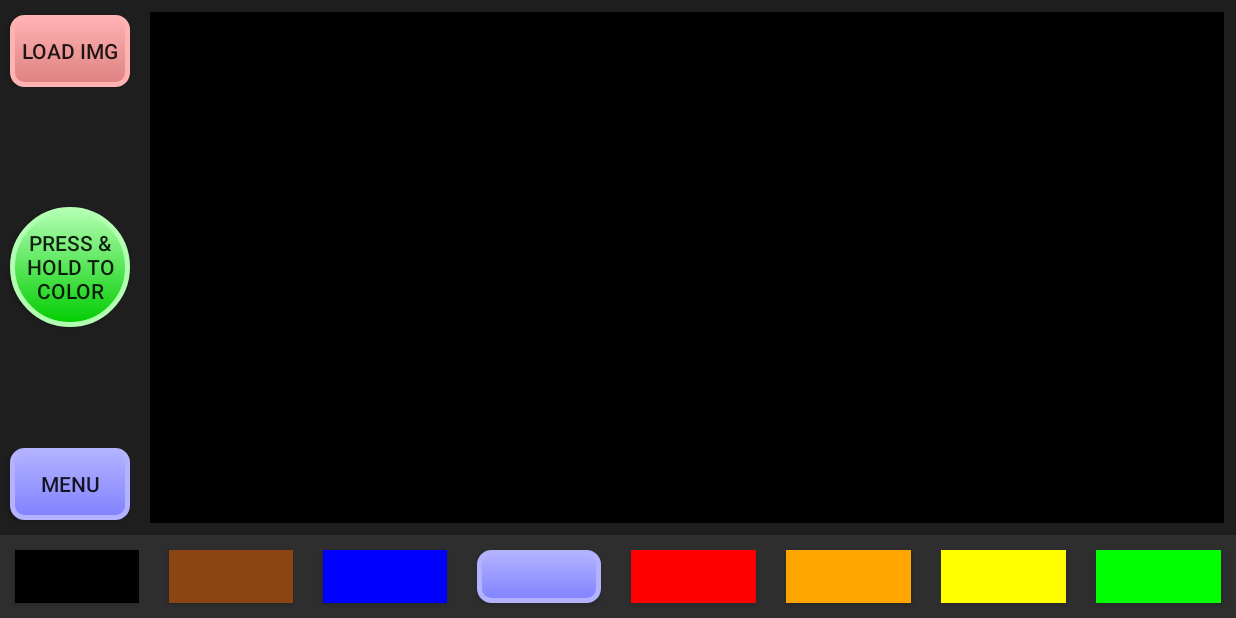
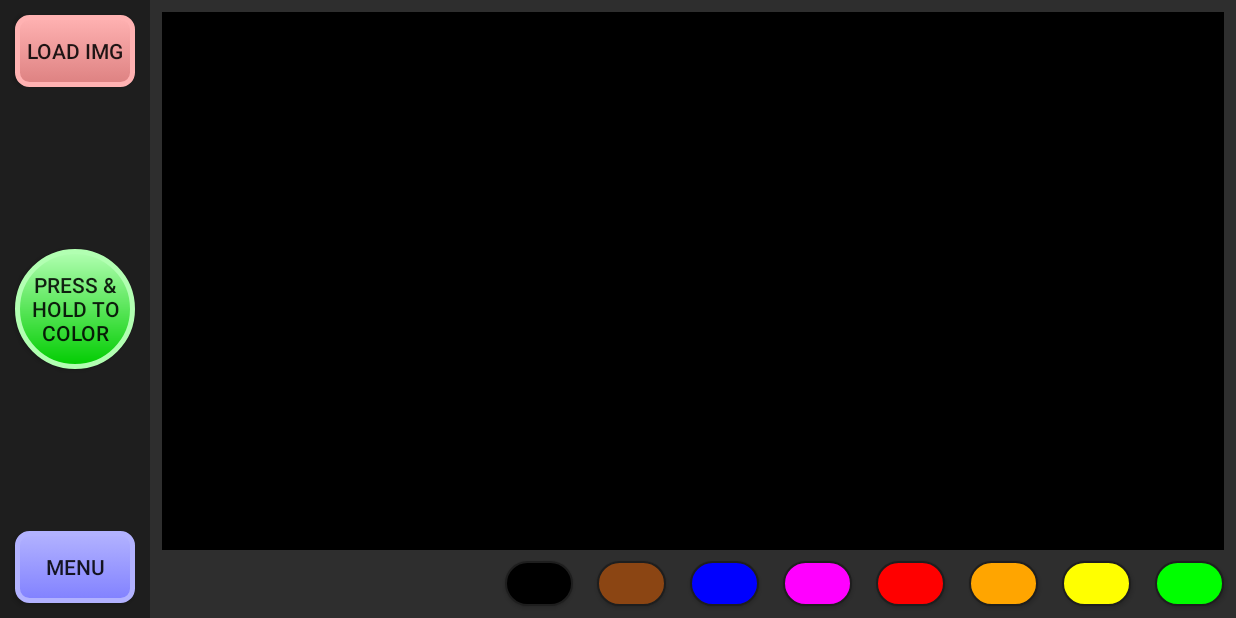
Before and after one commit to MOOOoooD/IColorMyWorld, an Android app: the UserPaint_using screen opened directly, with no data from a screen before it, on a phone screen of 824 x 412 dp (held sideways). Run offline under Robolectric (Android 15) with nearby library versions, the light colour scheme and no system bars; libraries missing offline, so code that uses them is left out: org.opencv.android, org.opencv.core, org.opencv.imgproc; 2 statements that could not run were skipped.

Commit message:
added drawable xmls for palette buttions

```diff
--- /dev/null
+++ b/app/src/main/res/drawable/c_black_palette.xml
@@ -0,0 +1,11 @@
+<?xml version="1.0" encoding="utf-8"?>
+<shape xmlns:android="http://schemas.android.com/apk/res/android"
+    android:shape="rectangle">
+    <corners android:radius="@dimen/corn_rad" />
+    <stroke
+        android:width="@dimen/palet_outline"
+        android:color="@color/palettegray" />
+    <solid android:color="@color/black"/>
+  <!--  <gradient android:angle="-90" android:startColor="@color/colorHold" android:endColor="@color/colorHold1" />-->
+
+</shape>
--- /dev/null
+++ b/app/src/main/res/drawable/c_blue_palette.xml
@@ -0,0 +1,11 @@
+<?xml version="1.0" encoding="utf-8"?>
+<shape xmlns:android="http://schemas.android.com/apk/res/android"
+    android:shape="rectangle">
+    <corners android:radius="@dimen/corn_rad" />
+    <stroke
+        android:width="@dimen/palet_outline"
+        android:color="@color/palettegray" />
+    <solid android:color="@color/blue"/>
+  <!--  <gradient android:angle="-90" android:startColor="@color/colorHold" android:endColor="@color/colorHold1" />-->
+
+</shape>
--- /dev/null
+++ b/app/src/main/res/drawable/c_brown_palette.xml
@@ -0,0 +1,12 @@
+<?xml version="1.0" encoding="utf-8"?>
+<shape xmlns:android="http://schemas.android.com/apk/res/android"
+    android:shape="rectangle">
+    <corners android:radius="@dimen/corn_rad" />
+
+    <stroke
+        android:width="@dimen/palet_outline"
+        android:color="@color/palettegray" />
+    <solid android:color="@color/brown"/>
+  <!--  <gradient android:angle="-90" android:startColor="@color/colorHold" android:endColor="@color/colorHold1" />-->
+
+</shape>
--- /dev/null
+++ b/app/src/main/res/drawable/c_green_palette.xml
@@ -0,0 +1,12 @@
+<?xml version="1.0" encoding="utf-8"?>
+<shape xmlns:android="http://schemas.android.com/apk/res/android"
+    android:shape="rectangle">
+    <corners android:radius="@dimen/corn_rad" />
+
+    <stroke
+        android:width="@dimen/palet_outline"
+        android:color="@color/palettegray" />
+    <solid android:color="@color/green"/>
+  <!--  <gradient android:angle="-90" android:startColor="@color/colorHold" android:endColor="@color/colorHold1" />-->
+
+</shape>
--- /dev/null
+++ b/app/src/main/res/drawable/c_orange_palette.xml
@@ -0,0 +1,12 @@
+<?xml version="1.0" encoding="utf-8"?>
+<shape xmlns:android="http://schemas.android.com/apk/res/android"
+    android:shape="rectangle">
+    <corners android:radius="@dimen/corn_rad" />
+
+    <stroke
+        android:width="@dimen/palet_outline"
+        android:color="@color/palettegray" />
+    <solid android:color="@color/orange"/>
+  <!--  <gradient android:angle="-90" android:startColor="@color/colorHold" android:endColor="@color/colorHold1" />-->
+
+</shape>
--- /dev/null
+++ b/app/src/main/res/drawable/c_purp_palette.xml
@@ -0,0 +1,12 @@
+<?xml version="1.0" encoding="utf-8"?>
+<shape xmlns:android="http://schemas.android.com/apk/res/android"
+    android:shape="rectangle">
+    <corners android:radius="@dimen/corn_rad" />
+
+    <stroke
+        android:width="@dimen/palet_outline"
+        android:color="@color/palettegray" />
+    <solid android:color="@color/purple"/>
+  <!--  <gradient android:angle="-90" android:startColor="@color/colorHold" android:endColor="@color/colorHold1" />-->
+
+</shape>
--- /dev/null
+++ b/app/src/main/res/drawable/c_red_palette.xml
@@ -0,0 +1,11 @@
+<?xml version="1.0" encoding="utf-8"?>
+<shape xmlns:android="http://schemas.android.com/apk/res/android"
+    android:shape="rectangle">
+    <corners android:radius="@dimen/corn_rad" />
+    <stroke
+        android:width="@dimen/palet_outline"
+        android:color="@color/palettegray" />
+    <solid android:color="@color/red"/>
+  <!--  <gradient android:angle="-90" android:startColor="@color/colorHold" android:endColor="@color/colorHold1" />-->
+
+</shape>
--- /dev/null
+++ b/app/src/main/res/drawable/c_yell_palette.xml
@@ -0,0 +1,12 @@
+<?xml version="1.0" encoding="utf-8"?>
+<shape xmlns:android="http://schemas.android.com/apk/res/android"
+    android:shape="rectangle">
+    <corners android:radius="@dimen/corn_rad" />
+
+    <stroke
+        android:width="@dimen/palet_outline"
+        android:color="@color/palettegray" />
+    <solid android:color="@color/yellow"/>
+  <!--  <gradient android:angle="-90" android:startColor="@color/colorHold" android:endColor="@color/colorHold1" />-->
+
+</shape>
--- a/app/src/main/res/layout/activity_user_paint.xml
+++ b/app/src/main/res/layout/activity_user_paint.xml
@@ -4,25 +4,26 @@
     xmlns:tools="http://schemas.android.com/tools"
     android:layout_width="match_parent"
     android:layout_height="match_parent"
-    android:background="@color/palettegray"
+    android:background="@color/dkgray"
 
+    android:minHeight="0dp"
     tools:context="com.apps.mooooood.functforapp.UserPaint_using">
 
 
     <LinearLayout
 
         android:id="@+id/pallete_bar"
-        android:layout_width="match_parent"
-        android:layout_height="wrap_content"
-        android:layout_marginTop="8dp"
+        android:layout_width="495dp"
+        android:layout_height="45dp"
+
         android:background="@color/dkgray"
-
         android:gravity="center"
         android:orientation="horizontal"
         android:weightSum="8"
         app:layout_constraintBottom_toBottomOf="parent"
         app:layout_constraintEnd_toEndOf="parent"
-        app:layout_constraintStart_toStartOf="parent"
+        app:layout_constraintHorizontal_bias="1.0"
+        app:layout_constraintStart_toEndOf="@+id/menu_cust_view"
         app:layout_constraintTop_toTopOf="parent"
         app:layout_constraintVertical_bias="1.0">
 
@@ -31,30 +32,30 @@
             android:id="@+id/colorBlkBtn"
             style="@style/SmallButton"
             android:layout_width="0dp"
-            android:layout_height="35dp"
-            android:layout_margin="10dp"
+            android:layout_height="@dimen/p_height"
+            android:layout_margin="@dimen/margins"
             android:layout_weight="1"
-            android:background="@color/black"
+            android:background="@drawable/c_black_palette"
             android:onClick="colorBlack" />
 
         <Button
             android:id="@+id/colorBrBtn"
             style="@style/SmallButton"
             android:layout_width="0dp"
-            android:layout_height="35dp"
-            android:layout_margin="10dp"
+            android:layout_height="@dimen/p_height"
+            android:layout_margin="@dimen/margins"
             android:layout_weight="1"
-            android:background="@color/brown"
+            android:background="@drawable/c_brown_palette"
             android:onClick="colorBrown" />
 
         <Button
             android:id="@+id/colorBlueBtn"
             style="@style/SmallButton"
             android:layout_width="0dp"
-            android:layout_height="35dp"
-            android:layout_margin="10dp"
+            android:layout_height="@dimen/p_height"
+            android:layout_margin="@dimen/margins"
             android:layout_weight="1"
-            android:background="@color/blue"
+            android:background="@drawable/c_blue_palette"
             android:onClick="colorBlue" />
 
 
@@ -62,50 +63,50 @@
             android:id="@+id/colorPBtn"
             style="@style/SmallButton"
             android:layout_width="0dp"
-            android:layout_height="35dp"
-            android:layout_margin="10dp"
+            android:layout_height="@dimen/p_height"
+            android:layout_margin="@dimen/margins"
             android:layout_weight="1"
-            android:background="@drawable/menubtn"
+            android:background="@drawable/c_purp_palette"
             android:onClick="colorPurple" />
 
         <Button
             android:id="@+id/colorRedBtn"
             style="@style/SmallButton"
             android:layout_width="0dp"
-            android:layout_height="35dp"
-            android:layout_margin="10dp"
+            android:layout_height="@dimen/p_height"
+            android:layout_margin="@dimen/margins"
             android:layout_weight="1"
-            android:background="@color/red"
+            android:background="@drawable/c_red_palette"
             android:onClick="colorRed" />
 
         <Button
             android:id="@+id/colorOBtn"
             style="@style/SmallButton"
             android:layout_width="0dp"
-            android:layout_height="35dp"
-            android:layout_margin="10dp"
+            android:layout_height="@dimen/p_height"
+            android:layout_margin="@dimen/margins"
             android:layout_weight="1"
-            android:background="@color/orange"
+            android:background="@drawable/c_orange_palette"
             android:onClick="colorOrange" />
 
         <Button
             android:id="@+id/colorYBtn"
             style="@style/SmallButton"
             android:layout_width="0dp"
-            android:layout_height="35dp"
-            android:layout_margin="10dp"
+            android:layout_height="@dimen/p_height"
+            android:layout_margin="@dimen/margins"
             android:layout_weight="1"
-            android:background="@color/yellow"
+            android:background="@drawable/c_yell_palette"
             android:onClick="colorYellow" />
 
         <Button
             android:id="@+id/colorGBtn"
             style="@style/SmallButton"
             android:layout_width="0dp"
-            android:layout_height="35dp"
-            android:layout_margin="10dp"
+            android:layout_height="@dimen/p_height"
+            android:layout_margin="@dimen/margins"
             android:layout_weight="1"
-            android:background="@color/green"
+            android:background="@drawable/c_green_palette"
             android:onClick="colorGreen" />
 
     </LinearLayout>
@@ -116,9 +117,8 @@
         android:layout_height="0dp"
         android:layout_alignParentStart="true"
         android:layout_alignParentTop="true"
-        android:layout_marginBottom="8dp"
         android:layout_marginEnd="8dp"
-        android:layout_marginStart="100dp"
+        android:layout_marginStart="108dp"
         android:layout_marginTop="8dp"
         android:background="@color/black"
         app:layout_constraintBottom_toTopOf="@+id/pallete_bar"
@@ -135,11 +135,9 @@
         android:layout_alignParentTop="true"
         android:layout_marginEnd="8dp"
         android:background="@color/palettegray"
-        app:layout_constraintBottom_toTopOf="@+id/pallete_bar"
         app:layout_constraintEnd_toStartOf="@+id/paint_custom_view"
         app:layout_constraintStart_toStartOf="parent"
-        app:layout_constraintTop_toTopOf="parent"
-        app:layout_constraintVertical_bias="1.0">
+        app:layout_constraintTop_toTopOf="parent">
 
         <Button
             android:id="@+id/load_images"
--- a/app/src/main/res/values/dimens.xml
+++ b/app/src/main/res/values/dimens.xml
@@ -1,4 +1,8 @@
 <?xml version="1.0" encoding="utf-8"?>
 <resources>
     <dimen name="fab_margin">16dp</dimen>
+    <dimen name="palet_outline">1dp</dimen>
+    <dimen name="corn_rad">20dp</dimen>
+    <dimen name="margins">8dp</dimen>
+    <dimen name="p_height">30dp</dimen>
 </resources>
```
